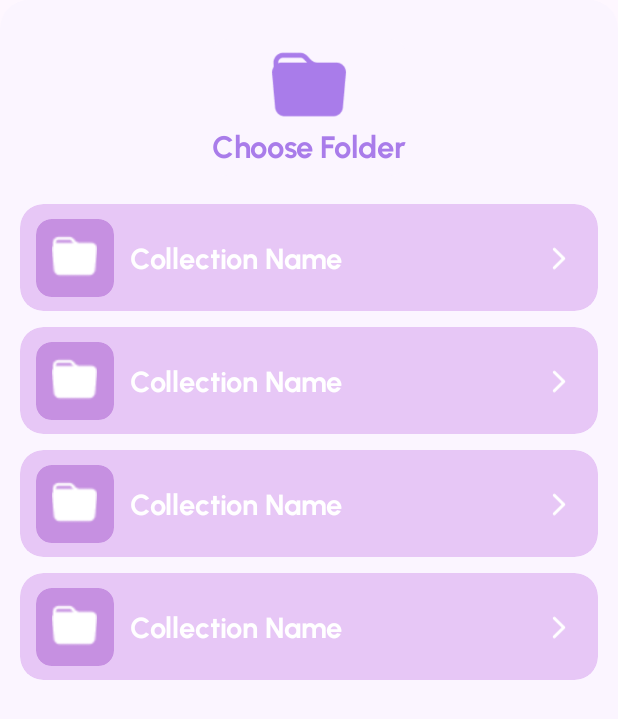
After one commit to Visionary-Leaders/Trust-Doc, an Android app: the layout choose_folder_for_add_file.xml on its own in the app's theme, with its tools: preview values and no code run, on a phone screen of 412 x 824 dp. The commit adds this screen. Shown: the top 719 px of the screen. Run offline under Robolectric (Android 15) with nearby library versions, the phone set to English and light mode, and no system bars; Roboto replaces fonts that are not available here.

```diff
--- a/app/src/main/java/com/trustio/importantdocuments/ui/screens/MainScreen.kt
+++ b/app/src/main/java/com/trustio/importantdocuments/ui/screens/MainScreen.kt
@@ -6,13 +6,16 @@ import android.widget.FrameLayout
 import androidx.appcompat.widget.AppCompatButton
 import androidx.appcompat.widget.AppCompatEditText
 import androidx.fragment.app.viewModels
+import androidx.recyclerview.widget.RecyclerView
 import com.google.android.material.bottomsheet.BottomSheetDialog
 import com.google.android.material.card.MaterialCardView
 import com.trustio.importantdocuments.R
 import com.trustio.importantdocuments.data.remote.request.CollectionRequest
 import com.trustio.importantdocuments.databinding.MainScreenBinding
 import com.trustio.importantdocuments.ui.screens.adapter.BottomNavAdapter
+import com.trustio.importantdocuments.ui.screens.home.adapter.CollectionAdapter
 import com.trustio.importantdocuments.utils.BaseFragment
+import com.trustio.importantdocuments.utils.LocalData
 import com.trustio.importantdocuments.utils.showSnack
 import com.trustio.importantdocuments.viewmodel.imp.HomeScreenViewModelImp
 import dagger.hilt.android.AndroidEntryPoint
@@ -63,6 +66,17 @@ class MainScreen: BaseFragment<MainScreenBinding>(MainScreenBinding::inflate) {
     }
 
 
+    private fun showChooseFolderSheet(){
+        val bottomSheetDialog = BottomSheetDialog(requireContext())
+        val view = layoutInflater.inflate(
+            R.layout.choose_folder_for_add_file, null
+        )
+        val foldersRv = view.findViewById<RecyclerView>(R.id.foldersRv)
+        val adapter= CollectionAdapter()
+        foldersRv.adapter=adapter
+        adapter.submitList(LocalData.list)
+
+    }
     private fun showAddFolderSheet(){
         val bottomSheetDialog = BottomSheetDialog(requireContext())
         val view = layoutInflater.inflate(
--- a/app/src/main/java/com/trustio/importantdocuments/ui/screens/home/HomeScreen.kt
+++ b/app/src/main/java/com/trustio/importantdocuments/ui/screens/home/HomeScreen.kt
@@ -13,6 +13,7 @@ import com.trustio.importantdocuments.data.remote.response.section.SectionsRespo
 import com.trustio.importantdocuments.databinding.HomeScreenBinding
 import com.trustio.importantdocuments.ui.screens.home.adapter.CollectionAdapter
 import com.trustio.importantdocuments.utils.BaseFragment
+import com.trustio.importantdocuments.utils.LocalData
 import com.trustio.importantdocuments.utils.gone
 import com.trustio.importantdocuments.utils.showSnack
 import com.trustio.importantdocuments.utils.snackString
@@ -28,6 +29,8 @@ class HomeScreen : BaseFragment<HomeScreenBinding>(HomeScreenBinding::inflate) {
         super.onCreate(savedInstanceState)
         model.collectionList.observe(this) {response->
             binding.collectionProgress.gone()
+            LocalData.list.clear()
+            LocalData.list.addAll(response!!)
             binding.collectionRv.visible()
             binding.collectionRv.adapter = adapter
             adapter.submitList(response)
@@ -59,7 +62,7 @@ class HomeScreen : BaseFragment<HomeScreenBinding>(HomeScreenBinding::inflate) {
     }
 
     private fun isCyrillic(text: String): Boolean {
-        return text.any { it in 'а'..'я' || it in 'А'..'Я' } // Matnda Kiril harflarini tekshiradi
+        return text.any { it in 'а'..'я' || it in 'А'..'Я' }
     }
 
     private fun filterList(query: String,yourListData: List<SectionsResponseItem>) {
--- /dev/null
+++ b/app/src/main/java/com/trustio/importantdocuments/utils/LocalData.kt
@@ -0,0 +1,7 @@
+package com.trustio.importantdocuments.utils
+
+import com.trustio.importantdocuments.data.remote.response.section.SectionsResponseItem
+
+object LocalData {
+    val  list =ArrayList<SectionsResponseItem>()
+}
--- /dev/null
+++ b/app/src/main/res/layout/choose_folder_for_add_file.xml
@@ -0,0 +1,67 @@
+<?xml version="1.0" encoding="utf-8"?>
+<androidx.constraintlayout.widget.ConstraintLayout xmlns:android="http://schemas.android.com/apk/res/android"
+    xmlns:app="http://schemas.android.com/apk/res-auto"
+    xmlns:tools="http://schemas.android.com/tools"
+    android:layout_width="match_parent"
+
+    android:paddingBottom="@dimen/_30sdp"
+    android:layout_height="match_parent"
+    android:background="@drawable/shape_map_type">
+
+    <androidx.cardview.widget.CardView
+        android:id="@+id/cardView"
+        android:layout_width="wrap_content"
+
+        android:padding="@dimen/_10sdp"
+        app:cardBackgroundColor="@color/card_background"
+        android:layout_height="@dimen/_70sdp"
+        android:layout_marginTop="@dimen/_20sdp"
+        app:cardCornerRadius="@dimen/_8sdp"
+        app:cardElevation="0dp"
+        app:layout_constraintEnd_toEndOf="parent"
+        app:layout_constraintStart_toStartOf="parent"
+        app:layout_constraintTop_toTopOf="parent">
+
+        <LinearLayout
+            android:layout_width="match_parent"
+            android:layout_height="wrap_content"
+            android:layout_gravity="center"
+            android:orientation="vertical">
+
+            <com.google.android.material.imageview.ShapeableImageView
+                android:layout_width="@dimen/_40sdp"
+                android:layout_height="@dimen/_40sdp"
+
+                android:layout_gravity="center"
+                app:tint="@color/colorPrimary"
+                app:srcCompat="@drawable/folder_big" />
+
+            <TextView
+                android:layout_width="wrap_content"
+                android:layout_height="wrap_content"
+                android:layout_gravity="center"
+                android:textSize="@dimen/_16ssp"
+                android:fontFamily="@font/urbanist_bold"
+                android:text="@string/choose_folder"
+                android:textColor="@color/colorPrimary" />
+
+        </LinearLayout>
+
+    </androidx.cardview.widget.CardView>
+
+
+    <androidx.recyclerview.widget.RecyclerView
+        android:id="@+id/foldersRv"
+        android:layout_width="match_parent"
+        app:layoutManager="androidx.recyclerview.widget.LinearLayoutManager"
+        android:orientation="vertical"
+        tools:listitem="@layout/collection_item"
+        android:layout_height="wrap_content"
+        tools:itemCount="4"
+        app:layout_constraintEnd_toEndOf="parent"
+        android:layout_marginTop="@dimen/_10sdp"
+
+        app:layout_constraintStart_toStartOf="parent"
+        app:layout_constraintTop_toBottomOf="@+id/cardView" />
+
+</androidx.constraintlayout.widget.ConstraintLayout>
--- a/app/src/main/res/values/strings.xml
+++ b/app/src/main/res/values/strings.xml
@@ -44,4 +44,5 @@
     <string name="add_folder">Add Folder</string>
     <string name="choose_add_type">Choose Add Type</string>
     <string name="enter_folder_name">Enter Folder Name</string>
+    <string name="choose_folder">Choose Folder</string>
 </resources>
```
